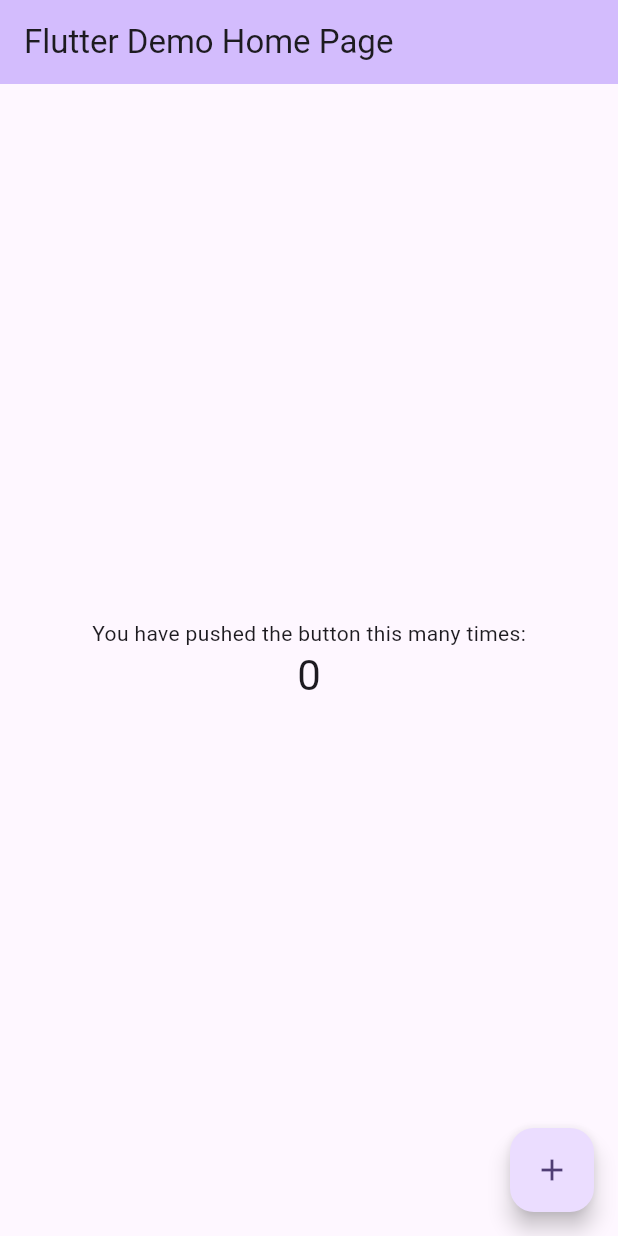
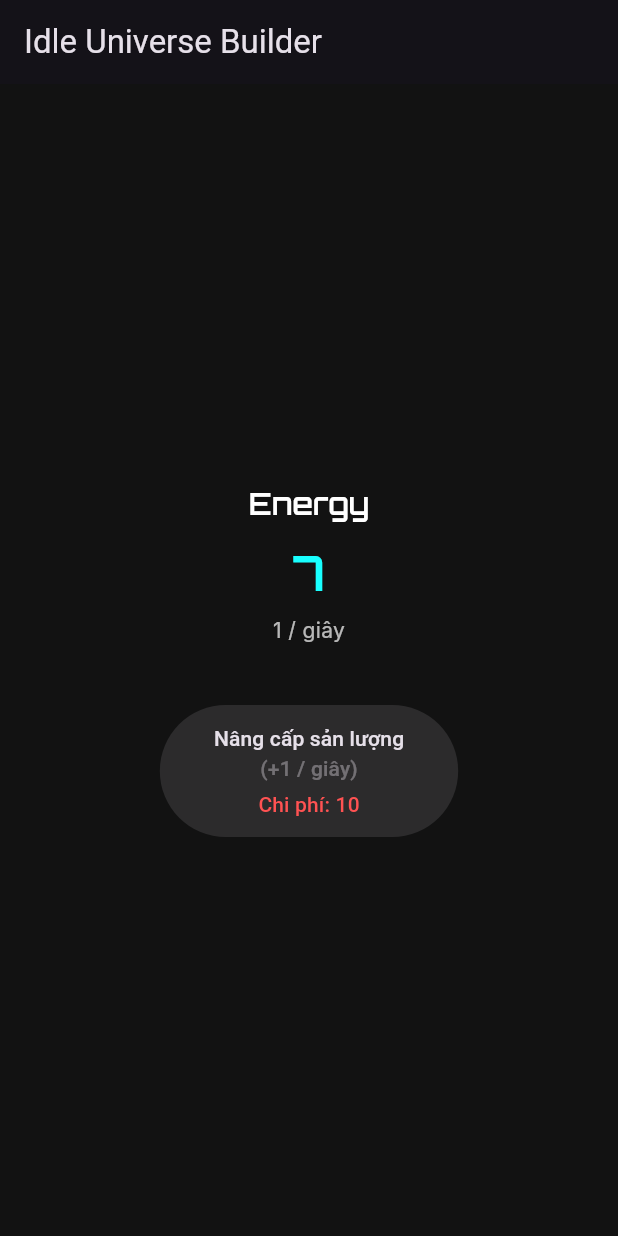
Before and after one commit to ThanhdatOris/idle_universe, a Flutter app: the screen it shows after launch, on a phone screen of 412 x 824 dp. Run offline on Flutter 3.47's test engine with Material 3 defaults, Android fonts, the phone set to English and light mode, and no system bars; our stand-ins replace decimal, flutter_riverpod, google_fonts.

Commit message:
base energy resouce

```diff
--- a/lib/app.dart
+++ b/lib/app.dart
@@ -0,0 +1,16 @@
+import 'package:flutter/material.dart';
+import 'package:idle_universe/features/home/presentation/screens/home_screen.dart';
+import 'package:idle_universe/core/config/theme/app_theme.dart';
+class MyApp extends StatelessWidget {
+  const MyApp({super.key});
+
+  @override
+  Widget build(BuildContext context) {
+    return MaterialApp(
+      title: 'Idle Universe Builder',
+      debugShowCheckedModeBanner: false,
+      theme: AppTheme.darkTheme(),
+      home: const HomeScreen(),
+    );
+  }
+}
--- /dev/null
+++ b/lib/core/config/theme/app_theme.dart
@@ -0,0 +1,82 @@
+import 'package:flutter/material.dart';
+import 'package:google_fonts/google_fonts.dart';
+
+class AppTheme {
+  // Dark theme: Cosmic tech với màu đen, tím, lam (phù hợp chủ đề vũ trụ tối)
+  static ThemeData darkTheme() {
+    return ThemeData(
+      brightness: Brightness.dark,
+      primarySwatch: Colors.deepPurple,
+      scaffoldBackgroundColor: const Color(0xFF121212), // Nền đen sâu
+      cardColor: const Color(0xFF1E1E1E), // Card tối
+      textTheme: TextTheme(
+        bodyLarge: GoogleFonts.inter(  // Thay bodyText1
+          fontSize: 16,
+          color: Colors.white,
+        ),
+        bodyMedium: GoogleFonts.inter(  // Thay bodyText2
+          fontSize: 14,
+          color: Colors.white70,
+        ),
+        displayLarge: GoogleFonts.orbitron(  // Thay headline1
+          fontSize: 32,
+          fontWeight: FontWeight.bold,
+          color: Colors.cyanAccent, // Accent xanh lam sáng
+        ),
+        headlineMedium: GoogleFonts.orbitron(  // Thay headline6
+          fontSize: 20,
+          fontWeight: FontWeight.w600,
+          color: Colors.white,
+        ),
+      ),
+      buttonTheme: const ButtonThemeData(
+        buttonColor: Colors.deepPurple, // Nút tím
+      ),
+      elevatedButtonTheme: ElevatedButtonThemeData(
+        style: ElevatedButton.styleFrom(
+          backgroundColor: Colors.deepPurple,
+          foregroundColor: Colors.white,
+        ),
+      ),
+    );
+  }
+
+  // Light theme: Cosmic light với nền sáng, accent tím/lam (vẫn giữ vibe vũ trụ nhưng sáng hơn)
+  static ThemeData lightTheme() {
+    return ThemeData(
+      brightness: Brightness.light,
+      primarySwatch: Colors.blue, // Accent xanh lam thay vì tím để sáng hơn
+      scaffoldBackgroundColor: const Color(0xFFF5F5F5), // Nền xám nhạt (cosmic light)
+      cardColor: Colors.white,
+      textTheme: TextTheme(
+        bodyLarge: GoogleFonts.inter(  // Thay bodyText1
+          fontSize: 16,
+          color: Colors.black87,
+        ),
+        bodyMedium: GoogleFonts.inter(  // Thay bodyText2
+          fontSize: 14,
+          color: Colors.black54,
+        ),
+        displayLarge: GoogleFonts.orbitron(  // Thay headline1
+          fontSize: 32,
+          fontWeight: FontWeight.bold,
+          color: const Color(0xFF1976D2), // Xanh lam đậm (cosmic accent)
+        ),
+        headlineMedium: GoogleFonts.orbitron(  // Thay headline6
+          fontSize: 20,
+          fontWeight: FontWeight.w600,
+          color: Colors.black87,
+        ),
+      ),
+      buttonTheme: const ButtonThemeData(
+        buttonColor: Color(0xFF1976D2), // Nút xanh lam
+      ),
+      elevatedButtonTheme: ElevatedButtonThemeData(
+        style: ElevatedButton.styleFrom(
+          backgroundColor: const Color(0xFF1976D2),
+          foregroundColor: Colors.white,
+        ),
+      ),
+    );
+  }
+}
--- /dev/null
+++ b/lib/features/home/presentation/logic/game_controller.dart
@@ -0,0 +1,55 @@
+import 'dart:async';
+import 'package:decimal/decimal.dart';
+import 'package:flutter_riverpod/flutter_riverpod.dart';
+import 'package:idle_universe/features/home/presentation/logic/game_state.dart';
+
+// 1. Định nghĩa Notifier (giữ nguyên)
+class GameController extends Notifier<GameState> {
+  Timer? _gameLoop;
+
+  @override
+  GameState build() {
+    _startGameLoop();
+    ref.onDispose(() {
+      _gameLoop?.cancel();
+    });
+    return GameState.initial();
+  }
+
+  void _startGameLoop() {
+    _gameLoop = Timer.periodic(const Duration(seconds: 1), (timer) {
+      _produceResources();
+    });
+  }
+
+  void _produceResources() {
+    state = state.copyWith(
+      energy: state.energy + state.energyPerSecond,
+    );
+  }
+
+  // 2. Thêm hàm mới
+  void purchaseEnergyUpgrade() {
+    // Kiểm tra xem có đủ 'energy' không
+    if (state.energy >= state.energyUpgradeCost) {
+      // Lấy chi phí và tính chi phí mới
+      final cost = state.energyUpgradeCost;
+
+      // Công thức tính chi phí mới (Exponential scaling theo GDD)
+      // Cost(n) = BaseCost * (1.15)^n
+      final newCost = (cost * Decimal.parse('1.15')).ceil();
+      // Cập nhật state
+      state = state.copyWith(
+        energy: state.energy - cost, // Trừ energy
+        energyPerSecond: state.energyPerSecond + state.energyPerUpgrade, // Tăng E/s
+        energyUpgradeCost: newCost, // Đặt chi phí mới
+      );
+    }
+    // Nếu không đủ tiền, không làm gì cả
+  }
+}
+
+// 3. Provider (giữ nguyên)
+final gameControllerProvider = NotifierProvider<GameController, GameState>(
+  GameController.new,
+);
--- /dev/null
+++ b/lib/features/home/presentation/logic/game_state.dart
@@ -0,0 +1,41 @@
+import 'package:decimal/decimal.dart';
+import 'package:flutter/foundation.dart';
+
+@immutable
+class GameState {
+  final Decimal energy;
+  final Decimal energyPerSecond;
+
+  final Decimal energyUpgradeCost;
+  final Decimal energyPerUpgrade; // Lượng E/s nhận được mỗi lần nâng
+
+  const GameState({
+    required this.energy,
+    required this.energyPerSecond,
+    required this.energyUpgradeCost, // Thêm vào constructor
+    required this.energyPerUpgrade, // Thêm vào constructor
+  });
+
+  factory GameState.initial() {
+    return GameState(
+      energy: Decimal.zero,
+      energyPerSecond: Decimal.one,
+      energyUpgradeCost: Decimal.fromInt(10), // Chi phí ban đầu là 10
+      energyPerUpgrade: Decimal.one, // Mỗi lần nâng cấp cộng 1
+    );
+  }
+
+  GameState copyWith({
+    Decimal? energy,
+    Decimal? energyPerSecond,
+    Decimal? energyUpgradeCost, // Thêm vào
+    Decimal? energyPerUpgrade, // Thêm vào
+  }) {
+    return GameState(
+      energy: energy ?? this.energy,
+      energyPerSecond: energyPerSecond ?? this.energyPerSecond,
+      energyUpgradeCost: energyUpgradeCost ?? this.energyUpgradeCost,
+      energyPerUpgrade: energyPerUpgrade ?? this.energyPerUpgrade,
+    );
+  }
+}
--- /dev/null
+++ b/lib/features/home/presentation/screens/home_screen.dart
@@ -0,0 +1,81 @@
+import 'package:flutter/material.dart';
+import 'package:flutter_riverpod/flutter_riverpod.dart';
+import 'package:idle_universe/features/home/presentation/logic/game_controller.dart';
+
+class HomeScreen extends ConsumerWidget {
+  const HomeScreen({super.key});
+
+  @override
+  Widget build(BuildContext context, WidgetRef ref) {
+    final textTheme = Theme.of(context).textTheme;
+
+    // 1. Lấy state (để đọc)
+    final gameState = ref.watch(gameControllerProvider);
+    // 2. Lấy controller (để gọi hàm)
+    final gameController = ref.read(gameControllerProvider.notifier);
+
+    // 3. Xác định xem nút có bị vô hiệu hóa không
+    final bool canAfford = gameState.energy >= gameState.energyUpgradeCost;
+
+    return Scaffold(
+      appBar: AppBar(
+        title: const Text('Idle Universe Builder'),
+      ),
+      body: Center(
+        child: Column(
+          mainAxisAlignment: MainAxisAlignment.center,
+          children: [
+            Text(
+              'Energy',
+              style: textTheme.headlineMedium,
+            ),
+            const SizedBox(height: 16),
+            Text(
+              gameState.energy.toStringAsFixed(0), // Làm tròn cho đẹp
+              style: textTheme.displayLarge,
+            ),
+            const SizedBox(height: 10),
+            Text(
+              '${gameState.energyPerSecond.toStringAsFixed(0)} / giây',
+              style: textTheme.bodyMedium,
+            ),
+
+            const SizedBox(height: 40), // Khoảng cách
+
+            // 4. Nút Nâng Cấp
+            ElevatedButton(
+              // 5. Vô hiệu hóa nút nếu không đủ tiền
+              onPressed: canAfford
+                  ? () {
+                      // 6. Gọi hàm từ controller
+                      gameController.purchaseEnergyUpgrade();
+                    }
+                  : null, // null = disabled
+              child: Padding(
+                padding: const EdgeInsets.all(12.0),
+                child: Column(
+                  children: [
+                    Text(
+                      'Nâng cấp sản lượng',
+                      style: textTheme.labelLarge,
+                    ),
+                    Text(
+                      '(+${gameState.energyPerUpgrade.toStringAsFixed(0)} / giây)',
+                    ),
+                    const SizedBox(height: 4),
+                    Text(
+                      'Chi phí: ${gameState.energyUpgradeCost.toStringAsFixed(0)}',
+                      style: TextStyle(
+                        color: canAfford ? Colors.greenAccent : Colors.redAccent,
+                      ),
+                    ),
+                  ],
+                ),
+              ),
+            ),
+          ],
+        ),
+      ),
+    );
+  }
+}
--- a/lib/main.dart
+++ b/lib/main.dart
@@ -1,125 +1,17 @@
 import 'package:flutter/material.dart';
+import 'package:flutter_riverpod/flutter_riverpod.dart'; // Import Riverpod
+import 'package:idle_universe/app.dart';
 
-void main() {
-  runApp(const MyApp());
+
+void main() async {
+  // Tạm thời không cần Firebase
+  // WidgetsFlutterBinding.ensureInitialized();
+  // await Firebase.initializeApp(...)
+
+  // Bọc ứng dụng bằng ProviderScope
+  runApp(
+    const ProviderScope(
+      child: MyApp(),
+    ),
+  );
 }
-
-class MyApp extends StatelessWidget {
-  const MyApp({super.key});
-
-  // This widget is the root of your application.
-  @override
-  Widget build(BuildContext context) {
-    return MaterialApp(
-      title: 'Flutter Demo',
-      theme: ThemeData(
-        // This is the theme of your application.
-        //
-        // TRY THIS: Try running your application with "flutter run". You'll see
-        // the application has a purple toolbar. Then, without quitting the app,
-        // try changing the seedColor in the colorScheme below to Colors.green
-        // and then invoke "hot reload" (save your changes or press the "hot
-        // reload" button in a Flutter-supported IDE, or press "r" if you used
-        // the command line to start the app).
-        //
-        // Notice that the counter didn't reset back to zero; the application
-        // state is not lost during the reload. To reset the state, use hot
-        // restart instead.
-        //
-        // This works for code too, not just values: Most code changes can be
-        // tested with just a hot reload.
-        colorScheme: ColorScheme.fromSeed(seedColor: Colors.deepPurple),
-        useMaterial3: true,
-      ),
-      home: const MyHomePage(title: 'Flutter Demo Home Page'),
-    );
-  }
-}
-
-class MyHomePage extends StatefulWidget {
-  const MyHomePage({super.key, required this.title});
-
-  // This widget is the home page of your application. It is stateful, meaning
-  // that it has a State object (defined below) that contains fields that affect
-  // how it looks.
-
-  // This class is the configuration for the state. It holds the values (in this
-  // case the title) provided by the parent (in this case the App widget) and
-  // used by the build method of the State. Fields in a Widget subclass are
-  // always marked "final".
-
-  final String title;
-
-  @override
-  State<MyHomePage> createState() => _MyHomePageState();
-}
-
-class _MyHomePageState extends State<MyHomePage> {
-  int _counter = 0;
-
-  void _incrementCounter() {
-    setState(() {
-      // This call to setState tells the Flutter framework that something has
-      // changed in this State, which causes it to rerun the build method below
-      // so that the display can reflect the updated values. If we changed
-      // _counter without calling setState(), then the build method would not be
-      // called again, and so nothing would appear to happen.
-      _counter++;
-    });
-  }
-
-  @override
-  Widget build(BuildContext context) {
-    // This method is rerun every time setState is called, for instance as done
-    // by the _incrementCounter method above.
-    //
-    // The Flutter framework has been optimized to make rerunning build methods
-    // fast, so that you can just rebuild anything that needs updating rather
-    // than having to individually change instances of widgets.
-    return Scaffold(
-      appBar: AppBar(
-        // TRY THIS: Try changing the color here to a specific color (to
-        // Colors.amber, perhaps?) and trigger a hot reload to see the AppBar
-        // change color while the other colors stay the same.
-        backgroundColor: Theme.of(context).colorScheme.inversePrimary,
-        // Here we take the value from the MyHomePage object that was created by
-        // the App.build method, and use it to set our appbar title.
-        title: Text(widget.title),
-      ),
-      body: Center(
-        // Center is a layout widget. It takes a single child and positions it
-        // in the middle of the parent.
-        child: Column(
-          // Column is also a layout widget. It takes a list of children and
-          // arranges them vertically. By default, it sizes itself to fit its
-          // children horizontally, and tries to be as tall as its parent.
-          //
-          // Column has various properties to control how it sizes itself and
-          // how it positions its children. Here we use mainAxisAlignment to
-          // center the children vertically; the main axis here is the vertical
-          // axis because Columns are vertical (the cross axis would be
-          // horizontal).
-          //
-          // TRY THIS: Invoke "debug painting" (choose the "Toggle Debug Paint"
-          // action in the IDE, or press "p" in the console), to see the
-          // wireframe for each widget.
-          mainAxisAlignment: MainAxisAlignment.center,
-          children: <Widget>[
-            const Text(
-              'You have pushed the button this many times:',
-            ),
-            Text(
-              '$_counter',
-              style: Theme.of(context).textTheme.headlineMedium,
-            ),
-          ],
-        ),
-      ),
-      floatingActionButton: FloatingActionButton(
-        onPressed: _incrementCounter,
-        tooltip: 'Increment',
-        child: const Icon(Icons.add),
-      ), // This trailing comma makes auto-formatting nicer for build methods.
-    );
-  }
-}
--- a/pubspec.yaml
+++ b/pubspec.yaml
@@ -51,7 +51,7 @@ dev_dependencies:
   # rules and activating additional ones.
   flutter_test:
     sdk: flutter
-  flutter_lints: ^5.0.0
+  flutter_lints: ^6.0.0
 
 # For information on the generic Dart part of this file, see the
 # following page: https://dart.dev/tools/pub/pubspec
```
Also changed, not shown: pubspec.lock, 2 other files.
